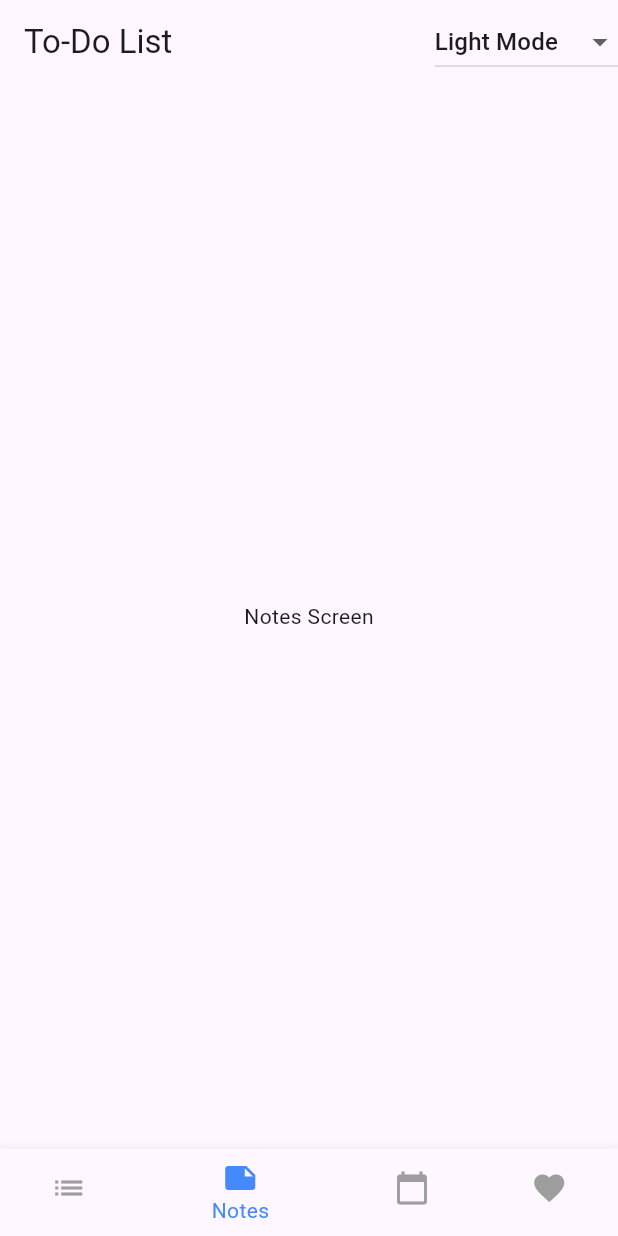
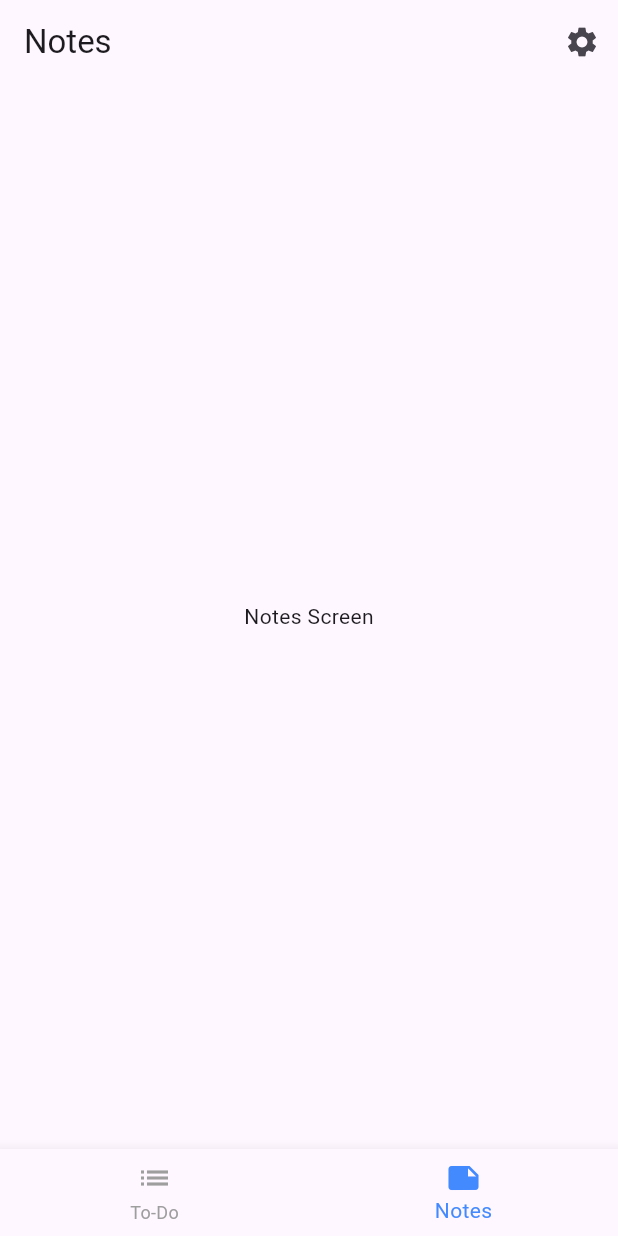
Before and after one commit to AbrahamKiplagat/flutter_testing, a Flutter app: the screen it shows after launch, item 2 of the bottom bar chosen, on a phone screen of 412 x 824 dp. Run offline on Flutter 3.47's test engine with Material 3 defaults, Android fonts, the light colour scheme and no system bars.

Commit message:
made the app bar title to reflect with the bottom app bar when being sellected

```diff
--- a/lib/main.dart
+++ b/lib/main.dart
@@ -1,10 +1,12 @@
 import 'package:flutter/material.dart';
 import 'screens/todoThemeState/todo_list.dart';
+import 'package:testing/themes/settings_screen.dart';       // Add this import
 
 void main() => runApp(const MyApp());
 
 class MyApp extends StatelessWidget {
   static final themeNotifier = ValueNotifier<ThemeMode>(ThemeMode.light);
+  static final customThemeNotifier = ValueNotifier<CustomThemeMode>(CustomThemeMode.light);
   const MyApp({super.key});
 
   @override
@@ -13,7 +15,7 @@ class MyApp extends StatelessWidget {
       valueListenable: themeNotifier,
       builder: (context, themeMode, child) {
         return MaterialApp(
-          debugShowCheckedModeBanner: false,  // Add this line
+          debugShowCheckedModeBanner: false,
           theme: ThemeData.light(),
           darkTheme: ThemeData.dark(),
           themeMode: themeMode,
@@ -22,8 +24,7 @@ class MyApp extends StatelessWidget {
             '/': (context) => const TodoList(),
             '/todo': (context) => const TodoList(initialTab: 0),
             '/notes': (context) => const TodoList(initialTab: 1),
-            '/calendar': (context) => const TodoList(initialTab: 2),
-            '/favorites': (context) => const TodoList(initialTab: 3),
+            '/settings': (context) => const SettingsScreen(),  // Add settings route
           },
         );
       },
--- a/lib/screens/todoThemeState/todo_list.dart
+++ b/lib/screens/todoThemeState/todo_list.dart
@@ -2,11 +2,8 @@ import 'package:flutter/material.dart';
 import 'package:testing/widgets/bottom_nav.dart';
 import '../todoPriority/todo_screen.dart';
 import '../notes/notes_screen.dart';
-import '../calender/calendar_screen.dart';
-import '../Favorites/favorites_screen.dart';
-import '../../main.dart';
 
-enum CustomThemeMode { light, dark, vibrant }
+enum CustomThemeMode { light, dark }
 
 class TodoList extends StatefulWidget {
   final int initialTab;
@@ -20,17 +17,21 @@ class _TodoListState extends State<TodoList> {
   late int _selectedIndex;
   CustomThemeMode selectedTheme = CustomThemeMode.light;
 
+  // Add this list
+  final List<String> appBarTitles = [
+    'To-Do List',
+    'Notes',
+
+  ];
+
   final List<Map<String, dynamic>> themes = [
     {'name': 'Light Mode', 'mode': CustomThemeMode.light},
     {'name': 'Dark Mode', 'mode': CustomThemeMode.dark},
-    {'name': 'Vibrant Mode', 'mode': CustomThemeMode.vibrant},
   ];
 
   final List<Widget> _screens = [
     const TodoScreen(),
     const NotesScreen(),
-    const CalendarScreen(),
-    const FavoritesScreen()
   ];
 
   @override
@@ -49,41 +50,16 @@ class _TodoListState extends State<TodoList> {
   Widget build(BuildContext context) {
     return Scaffold(
       appBar: AppBar(
-        title: const Text('To-Do List'),
-        actions: [
-          DropdownButton<CustomThemeMode>(
-            value: selectedTheme,
-            items: themes.map<DropdownMenuItem<CustomThemeMode>>((theme) {
-              return DropdownMenuItem<CustomThemeMode>(
-                value: theme['mode'] as CustomThemeMode,
-                child: Text(theme['name'] as String),
-              );
-            }).toList(),
-            onChanged: (CustomThemeMode? newTheme) {
-              if (newTheme != null) {
-                setState(() {
-                  selectedTheme = newTheme;
-                  MyApp.themeNotifier.value = newTheme == CustomThemeMode.dark
-                      ? ThemeMode.dark
-                      : ThemeMode.light;
-                });
-              }
-            },
-          ),
-        ],
-      ),
+  title: Text(appBarTitles[_selectedIndex]),
+  actions: [
+    IconButton(
+      icon: const Icon(Icons.settings),
+      onPressed: () => Navigator.pushNamed(context, '/settings'),
+    ),
+  ],
+),
       body: Container(
-        decoration: BoxDecoration(
-          gradient: selectedTheme == CustomThemeMode.vibrant
-              ? const LinearGradient(
-                  begin: Alignment.topLeft,
-                  end: Alignment.bottomRight,
-                  colors: [Colors.purple, Colors.blue, Colors.pinkAccent],
-                )
-              : null,
-          color: selectedTheme == CustomThemeMode.dark ? Colors.black : null,
-        ),
-        child: _screens[_selectedIndex],
+                child: _screens[_selectedIndex],
       ),
       bottomNavigationBar: BottomNav(
         currentIndex: _selectedIndex,
--- /dev/null
+++ b/lib/themes/custom_theme.dart
@@ -0,0 +1,6 @@
+enum CustomThemeMode {
+  light,
+     dark
+
+
+}
--- a/lib/widgets/bottom_nav.dart
+++ b/lib/widgets/bottom_nav.dart
@@ -30,14 +30,6 @@ class BottomNav extends StatelessWidget {
           icon: Icon(Icons.note),
           label: 'Notes',
         ),
-        BottomNavigationBarItem(
-          icon: Icon(Icons.calendar_today),
-          label: 'Calendar',
-        ),
-        BottomNavigationBarItem(
-          icon: Icon(Icons.favorite),
-          label: 'Favorites',
-        ),
       ],
     );
   }
```
Also changed, not shown: lib/screens/Favorites/favorites_screen.dart (deleted, +0 -10 lines), lib/screens/calender/calendar_screen.dart (deleted, +0 -10 lines), lib/themes/settings_screen.dart (added, +55 -0 lines), lib/widgets/todo/todo_item.dart (+80 -35 lines).
